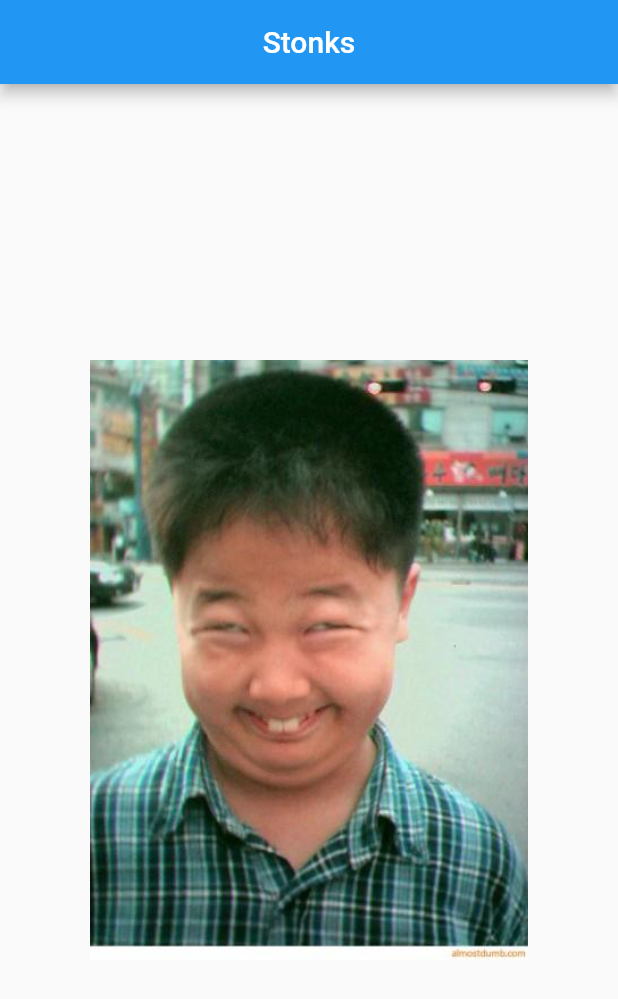
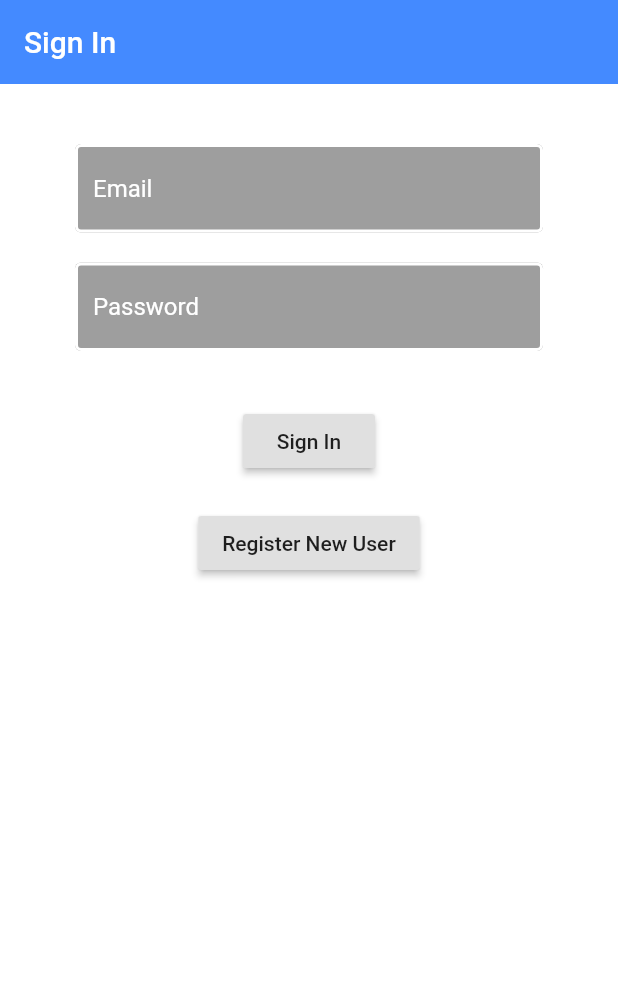
Before and after one commit to 0xV4L3NT1N3/rapidkl-eticketing, a Flutter app: the screen it shows after launch, on a phone screen of 412 x 824 dp. Shown: the top 999 px of the screen. Run offline on Flutter 3.47's test engine with Material 2 defaults, Android fonts, the phone set to English and light mode, and no system bars; our stand-ins replace cloud_firestore, firebase_auth, flutter_spinkit; accounts and stored records are empty.

Commit message:
Sign in and Pages
Full overhaul of App with functional sign in and register.

```diff
--- /dev/null
+++ b/lib/Pages/signin.dart
@@ -0,0 +1,104 @@
+import 'package:flutter/material.dart';
+import 'file:///C:/Users/timot/Documents/GitHub/rapidklmobileapp/lib/Services/Loading.dart';
+import 'package:rapidkl/Services/services.dart';
+import 'file:///C:/Users/timot/Documents/GitHub/rapidklmobileapp/lib/Services/textdecoration.dart';
+
+
+class SignIn extends StatefulWidget {
+  @override
+  _signInState createState() => _signInState();
+}
+
+class _signInState extends State<SignIn> {
+
+  final AuthService _auth = AuthService();
+  final _formkey = GlobalKey<FormState>();
+
+  String email = '';
+  String password = '';
+  String error = '';
+  bool loading = false;
+
+  @override
+  Widget build(BuildContext context) {
+    return loading ? Loading(): Scaffold(
+      backgroundColor: Colors.white,
+      appBar: AppBar(
+        backgroundColor: Colors.blueAccent,
+        title: Text('Sign In'),
+        elevation: 0.0,
+      ),
+      body: Container(
+        padding: EdgeInsets.symmetric(vertical: 20.0, horizontal: 50.0),
+        child: Form(
+          key: _formkey,
+          child: SingleChildScrollView(
+            child: Column(
+              children: [
+                SizedBox(
+                  height: 20.0,
+                ),
+                TextFormField(
+                  decoration: textinput.copyWith(hintText: 'Email', hintStyle: TextStyle(color : Colors.white),),
+                  validator: (val) =>  val.length < 11? "Enter an email" : null,
+                  onChanged: (val) {
+                    setState(() {
+                      email = val;
+                    });
+                  },
+                ),
+                SizedBox(
+                  height: 20.0,
+                ),
+                TextFormField(
+                  decoration: textinput.copyWith(hintText: 'Password', hintStyle: TextStyle(color : Colors.white),),
+                  validator: (val) => val.length < 8 ? "Enter a password 8 characters long" : null,
+                  obscureText: true,
+                  onChanged: (val) {
+                    setState(() {
+                      password = val;
+                    });
+                  },
+                ),
+                SizedBox(
+                  height: 20.0,
+                ),
+                Text(
+                    error, style: TextStyle(color: Colors.red),
+                ),
+                RaisedButton(
+                    child: Text('Sign In'),
+                    onPressed: (
+                    ) async {
+                      if (_formkey.currentState.validate()) {
+                        setState(() {
+                          loading = true;
+                        });
+                        dynamic result = await _auth.signin(email, password);
+                        if (result == null) {
+                          setState(() {
+                            error = 'The email or password is invalid';
+                            loading = false;
+                          });
+                        }
+                      }
+                    }),
+                SizedBox(
+                  height: 20.0,
+                ),
+                RaisedButton(
+                    child: Text('Register New User'),
+                    onPressed: (
+                        )  {
+                      Navigator.pushNamed(context, '/register');
+                    }
+                ),
+
+              ],
+            ),
+          ),
+        )
+      )
+    );
+  }
+}
--- /dev/null
+++ b/lib/Services/Authenticate.dart
@@ -0,0 +1,17 @@
+import 'package:flutter/material.dart';
+import 'package:rapidkl/Pages/signin.dart';
+
+
+class Auth extends StatefulWidget {
+  @override
+  _AuthState createState() => _AuthState();
+}
+
+class _AuthState extends State<Auth> {
+  @override
+  Widget build(BuildContext context) {
+    return Container(
+      child: SignIn(),
+    );
+  }
+}
--- /dev/null
+++ b/lib/Services/User.dart
@@ -0,0 +1,15 @@
+class User {
+
+  User({this.uid});
+  final String uid;
+
+}
+
+class UserData{
+  final String uid;
+  final String name;
+  final int phonenumber;
+  final int age;
+
+  UserData({this.uid, this.name, this.age, this.phonenumber});
+}
--- /dev/null
+++ b/lib/Services/services.dart
@@ -0,0 +1,75 @@
+import 'package:firebase_auth/firebase_auth.dart';
+import 'file:///C:/Users/timot/Documents/GitHub/rapidklmobileapp/lib/Services/User.dart';
+import 'package:rapidkl/Services/database.dart';
+
+
+class AuthService {
+
+  final FirebaseAuth _auth = FirebaseAuth.instance;
+
+  //create user obj based on FireBase user//
+
+  User _userfrFirebaseUser(FirebaseUser user){
+    return user != null ? User(uid : user.uid): null;
+  }
+
+  //create a stream when auth user change is detected//
+
+  Stream<User>get user {
+    return _auth.onAuthStateChanged. map(_userfrFirebaseUser );
+  }
+
+  Future signinanon() async {
+    try{
+      AuthResult result = await _auth.signInAnonymously();
+      FirebaseUser user = result.user;
+      return _userfrFirebaseUser(user);
+    }
+    catch(e){
+      print(e.toString());
+      return null;
+    }
+  }
+  //sign in email//
+
+  Future signin( String email, String password) async {
+    try{
+      AuthResult result = await _auth.signInWithEmailAndPassword(email: email, password: password);
+      FirebaseUser user = result.user;
+      return _userfrFirebaseUser(user);
+    }
+    catch(e){
+      print(e.toString());
+      return null;
+    }
+  }
+
+  //register//
+  Future signinemp( String email, String password) async {
+    try{
+      AuthResult result = await _auth.createUserWithEmailAndPassword(email: email, password: password);
+      FirebaseUser user = result.user;
+
+
+      await DatabaseService( uid: user.uid).UpdateUserData('Name', 01234567899, 0);
+      return _userfrFirebaseUser(user);
+
+    }
+    catch(e){
+      print(e.toString());
+      return null;
+    }
+  }
+
+  //sign out//
+
+  Future signOut() async {
+    try{
+      return await _auth.signOut();
+    }
+    catch (e){
+      print (e.toString());
+      return null;
+    }
+}
+}
--- /dev/null
+++ b/lib/Services/textdecoration.dart
@@ -0,0 +1,14 @@
+import 'package:flutter/material.dart';
+import 'package:flutter_spinkit/flutter_spinkit.dart';
+
+const textinput = InputDecoration(
+  hintText: '',
+  fillColor: Colors.grey,
+  filled: true,
+  enabledBorder: OutlineInputBorder(
+    borderSide: BorderSide(color: Colors.white, width: 2.0),
+  ),
+  focusedBorder: OutlineInputBorder(
+    borderSide: BorderSide(color : Colors.blueAccent, width : 2.0),
+  )
+);
--- /dev/null
+++ b/lib/Services/wrapper.dart
@@ -0,0 +1,22 @@
+import 'package:flutter/material.dart';
+import 'package:rapidkl/Pages/Home.dart';
+import 'package:rapidkl/Services/Authenticate.dart';
+import 'package:provider/provider.dart';
+import 'file:///C:/Users/timot/Documents/GitHub/rapidklmobileapp/lib/Services/User.dart';
+
+class  Wrapper extends StatelessWidget {
+  @override
+  Widget build(BuildContext context) {
+
+    final user = Provider.of<User>(context);
+
+    //check to see if user is logged in or not//
+
+    if(user == null){
+      return Auth();
+    }
+    else {
+      return MyApp();
+    }
+  }
+}
--- a/lib/main.dart
+++ b/lib/main.dart
@@ -1,35 +1,28 @@
 import 'package:flutter/material.dart';
+import 'package:provider/provider.dart';
+import 'file:///C:/Users/timot/Documents/GitHub/rapidklmobileapp/lib/Services/User.dart';
+import 'package:rapidkl/Services/services.dart';
+import 'package:rapidkl/Services/wrapper.dart';
+import 'package:rapidkl/Pages/signin.dart';
+import 'package:rapidkl/Pages/register.dart';
 
-void main() {
-  runApp(MaterialApp(
-    home: MyApp(),
-  ));
+
+void main(){
+  runApp(MyApp());
 }
 
 class MyApp extends StatelessWidget {
-  // This widget is the root of your application.
   @override
   Widget build(BuildContext context) {
-    return Scaffold(
-      appBar: AppBar(
-        centerTitle: true,
-        title: Text("Stonks"),
-      ),
-      body: Column(
-        crossAxisAlignment: CrossAxisAlignment.center,
-        mainAxisAlignment: MainAxisAlignment.center,
-        children: [
-          Row(
-            mainAxisAlignment: MainAxisAlignment.center,
-            children: [
-              Image.asset(
-                'images/i12fc.jpg',
-                height: 400.0,
-                width: 400.0,
-              )
-            ],
-          ),
-        ],
+    return StreamProvider<User>.value(
+      value: AuthService().user,
+      child: MaterialApp(
+        initialRoute: '/',
+        routes:  {
+          '/': (context) => Wrapper(),
+          '/signin': (context) => SignIn(),
+          '/register': (context) => Register(),
+        },
       ),
     );
   }
--- a/pubspec.yaml
+++ b/pubspec.yaml
@@ -32,6 +32,12 @@ dependencies:
 dev_dependencies:
   flutter_test:
     sdk: flutter
+  flutter_swiper: ^1.1.6
+  firebase_auth: ^0.14.0+5
+  cloud_firestore: ^0.12.9+4
+  firebase_core: ^0.4.0
+  provider: ^4.3.2+2
+  flutter_spinkit: ^4.1.2
 
 # For information on the generic Dart part of this file, see the
 # following page: https://dart.dev/tools/pub/pubspec
```
Also changed, not shown: lib/Pages/Home.dart (added, +71 -0 lines), lib/Pages/News.dart (added, +17 -0 lines), lib/Pages/Profile.dart (added, +17 -0 lines), lib/Pages/register.dart (added, +100 -0 lines), lib/Services/Loading.dart (added, +29 -0 lines), lib/Services/database.dart (added, +50 -0 lines), lib/Services/userdetails.dart (added, +8 -0 lines), pubspec.lock, 4 other files.
